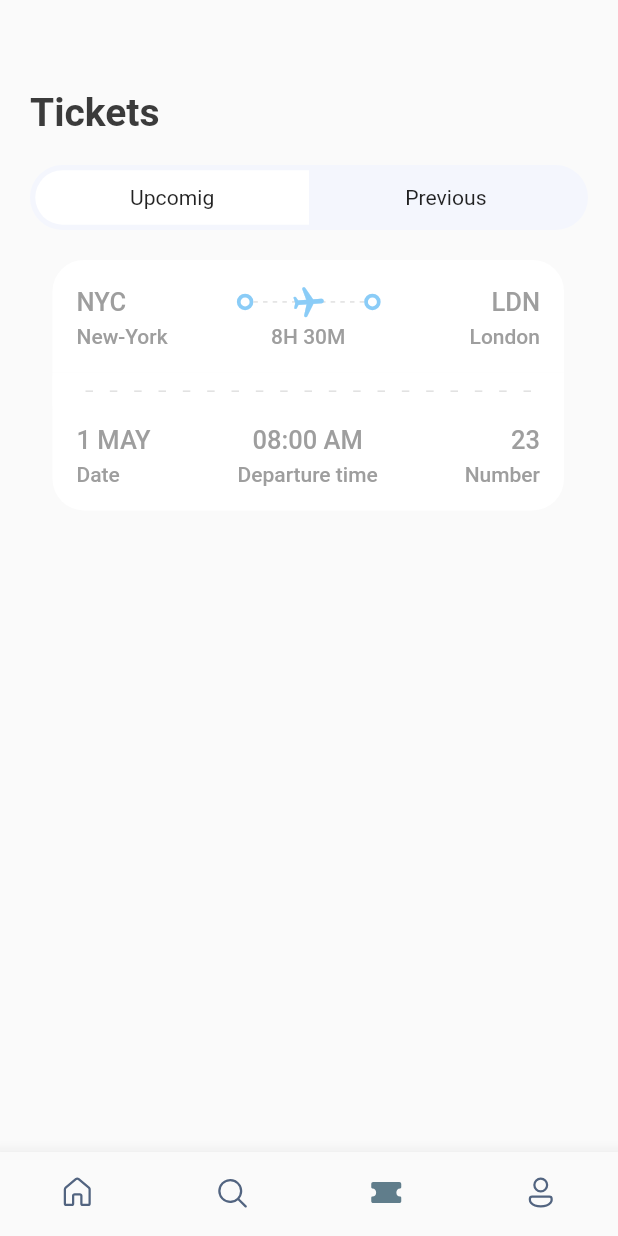
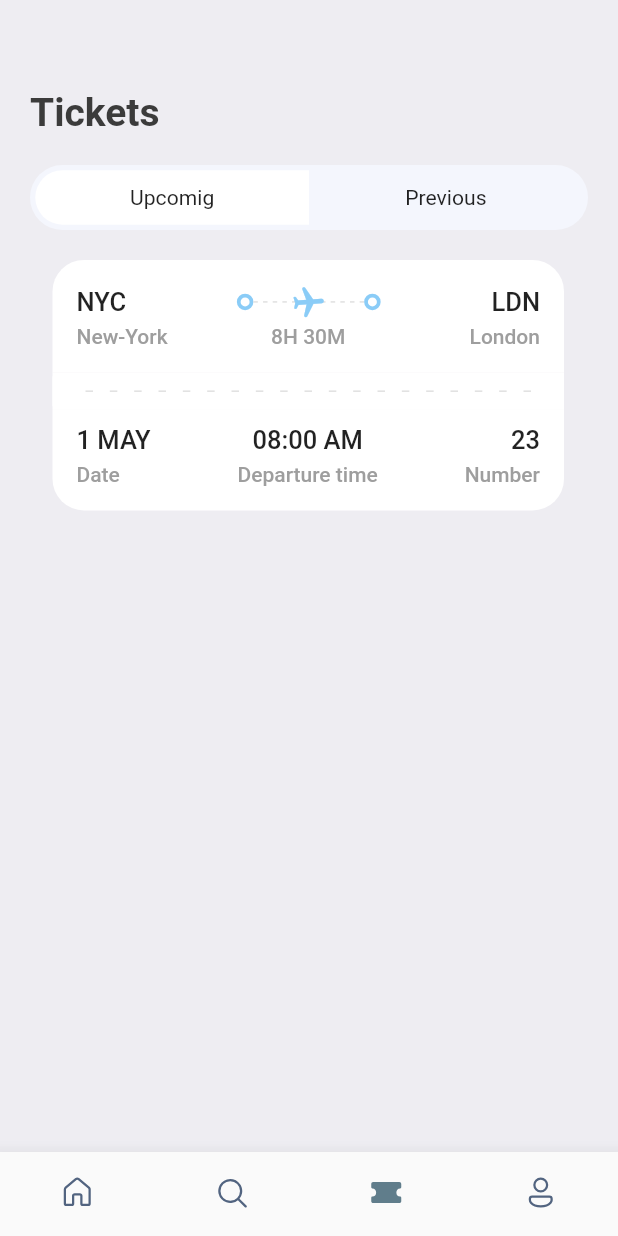
Before and after one commit to TOUFIK-Taha98/booktickets, a Flutter app: the screen it shows after launch, item 3 of the bottom bar chosen, on a phone screen of 412 x 824 dp. Run offline on Flutter 3.47's test engine with Material 2 defaults, Android fonts, the phone set to English and light mode, and no system bars; our stand-ins replace fluentui_icons, gap, get.

Commit message:
Add background color to Scaffold widget

```diff
--- a/lib/screens/ticket_screen.dart
+++ b/lib/screens/ticket_screen.dart
@@ -13,6 +13,7 @@ class TicketScreen extends StatelessWidget {
   Widget build(BuildContext context) {
     final size = AppLayout.getSize(context);
     return Scaffold(
+      backgroundColor: Styles.bgColor,
       body: Stack(
         children: [
           ListView(
--- a/lib/utils/app_styles.dart
+++ b/lib/utils/app_styles.dart
@@ -18,8 +18,8 @@ class Styles {
   static TextStyle headLineStyle2 =
       TextStyle(fontSize: 21, color: textColor, fontWeight: FontWeight.bold);
 
-  static TextStyle headLineStyle3 = TextStyle(
-      fontSize: 17, color: Colors.grey.shade500, fontWeight: FontWeight.w500);
+  static TextStyle headLineStyle3 =
+      TextStyle(fontSize: 17, fontWeight: FontWeight.w500);
 
   static TextStyle headLineStyle4 = TextStyle(
       fontSize: 14, color: Colors.grey.shade500, fontWeight: FontWeight.w500);
```
